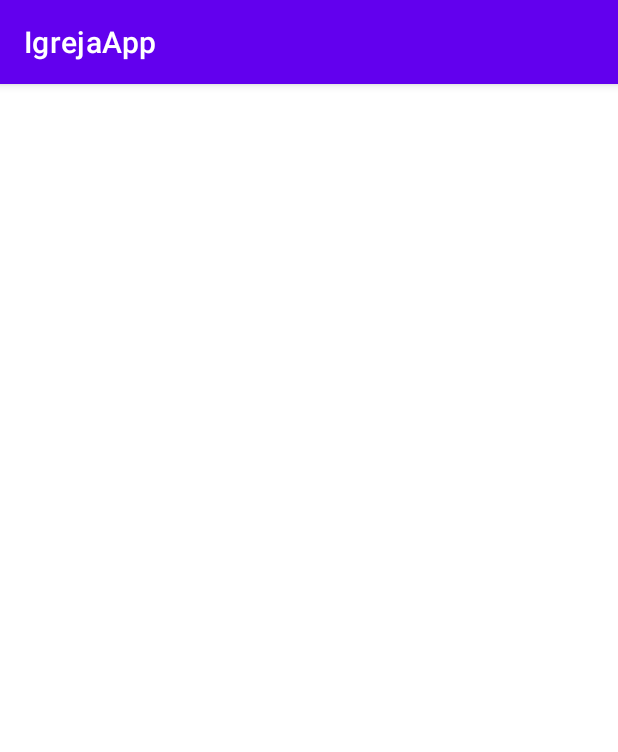
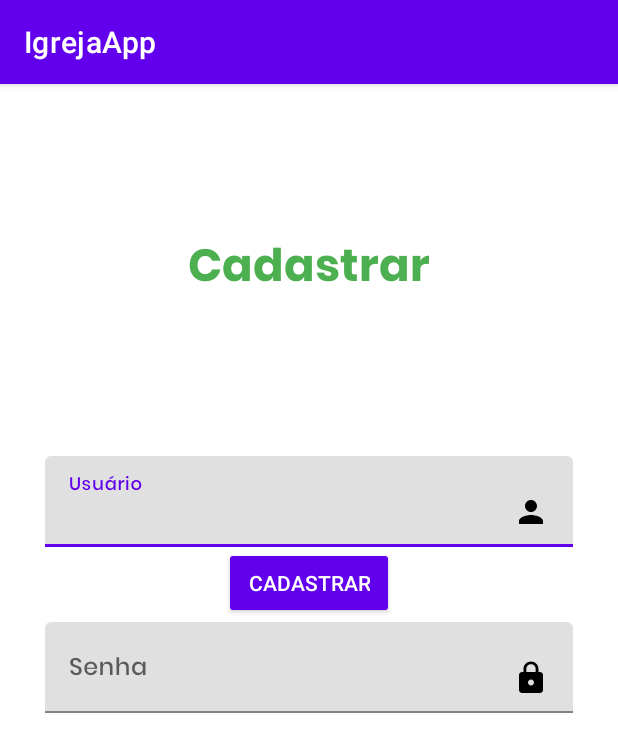
Before and after one commit to iancarlos335/IgrejaApp, an Android app: the SignUp screen opened directly, with no data from a screen before it, on a phone screen of 412 x 824 dp. Shown: the top 752 px of the screen. Run offline under Robolectric (Android 15) with nearby library versions, the phone set to English and light mode, and no system bars.

Commit message:
Modificando a parte visual do Sign tbm

```diff
--- a/app/src/main/res/layout/activity_login.xml
+++ b/app/src/main/res/layout/activity_login.xml
@@ -59,7 +59,7 @@
     </com.google.android.material.textfield.TextInputLayout>
 
     <Button
-        android:id="@+id/btnLogin"
+        android:id="@+id/btnSignUp"
         style="@style/Widget.AppCompat.Button.Colored"
         android:layout_width="wrap_content"
         android:layout_height="wrap_content"
--- a/app/src/main/res/layout/activity_sign_up.xml
+++ b/app/src/main/res/layout/activity_sign_up.xml
@@ -1,8 +1,74 @@
 <?xml version="1.0" encoding="utf-8"?>
 <androidx.constraintlayout.widget.ConstraintLayout xmlns:android="http://schemas.android.com/apk/res/android"
+    xmlns:app="http://schemas.android.com/apk/res-auto"
     xmlns:tools="http://schemas.android.com/tools"
     android:layout_width="match_parent"
     android:layout_height="match_parent"
     tools:context=".SignUp">
 
+
+    <TextView
+        android:id="@+id/txtSignUp"
+        app:layout_constraintBottom_toTopOf="@+id/textInputLayout4"
+        app:layout_constraintEnd_toEndOf="parent"
+        app:layout_constraintStart_toStartOf="parent"
+        app:layout_constraintTop_toTopOf="parent"
+        android:layout_width="match_parent"
+        android:layout_height="wrap_content"
+        android:fontFamily="@font/poppinsbold"
+        android:gravity="center"
+        android:text="@string/sign_up"
+        android:textColor="@color/green"
+        android:textSize="30sp" />
+
+    <com.google.android.material.textfield.TextInputLayout
+        android:id="@+id/textInputLayout4"
+        android:layout_width="match_parent"
+        android:layout_height="wrap_content"
+        android:layout_marginTop="248dp"
+        android:hint="@string/username"
+        android:layout_marginRight="30dp"
+        android:layout_marginLeft="30dp"
+        app:layout_constraintEnd_toEndOf="parent"
+        app:layout_constraintStart_toStartOf="parent"
+        app:layout_constraintTop_toTopOf="parent">
+
+        <com.google.android.material.textfield.TextInputEditText
+            android:layout_width="match_parent"
+            android:fontFamily="@font/poppinsmedium"
+            android:drawableEnd="@drawable/ic_user"
+            android:layout_height="wrap_content" />
+    </com.google.android.material.textfield.TextInputLayout>
+
+    <com.google.android.material.textfield.TextInputLayout
+        android:id="@+id/textInputLayout5"
+        android:layout_width="match_parent"
+        android:layout_height="wrap_content"
+        android:layout_marginLeft="30dp"
+        android:layout_marginTop="50dp"
+        android:layout_marginRight="30dp"
+        android:hint="@string/password"
+        app:layout_constraintEnd_toEndOf="parent"
+        app:layout_constraintStart_toStartOf="parent"
+        app:layout_constraintTop_toBottomOf="@+id/textInputLayout4">
+
+        <com.google.android.material.textfield.TextInputEditText
+            android:layout_width="match_parent"
+            android:fontFamily="@font/poppinsmedium"
+            android:layout_height="wrap_content"
+            android:drawableEnd="@drawable/ic_pass" />
+    </com.google.android.material.textfield.TextInputLayout>
+
+    <Button
+        android:id="@+id/btnSignUp"
+        style="@style/Widget.AppCompat.Button.Colored"
+        app:layout_constraintEnd_toEndOf="parent"
+        app:layout_constraintStart_toStartOf="parent"
+        app:layout_constraintTop_toBottomOf="@+id/textInputLayout4"
+        android:layout_width="wrap_content"
+        android:layout_height="wrap_content"
+        android:text="@string/sign_up" />
+
+
+
 </androidx.constraintlayout.widget.ConstraintLayout>
--- a/app/src/main/res/values/strings.xml
+++ b/app/src/main/res/values/strings.xml
@@ -3,5 +3,7 @@
     <string name="username">Usuário</string>
     <string name="password">Senha</string>
     <string name="login">Entrar</string>
+    <string name="sign_up">Cadastrar</string>
+
 
 </resources>
```
